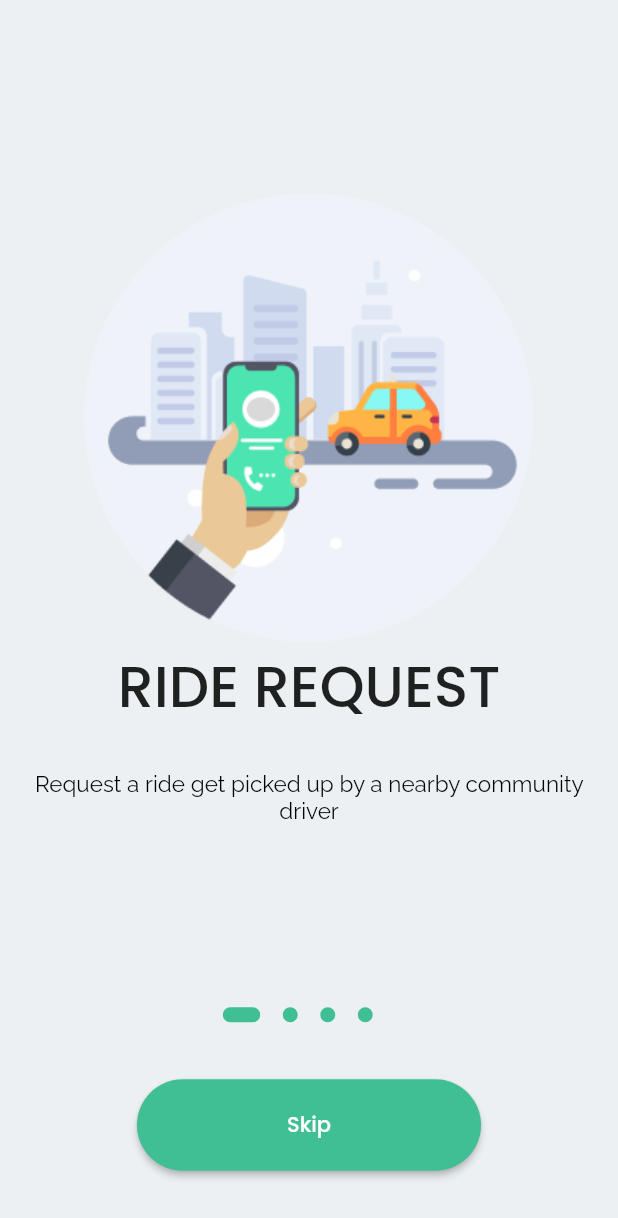
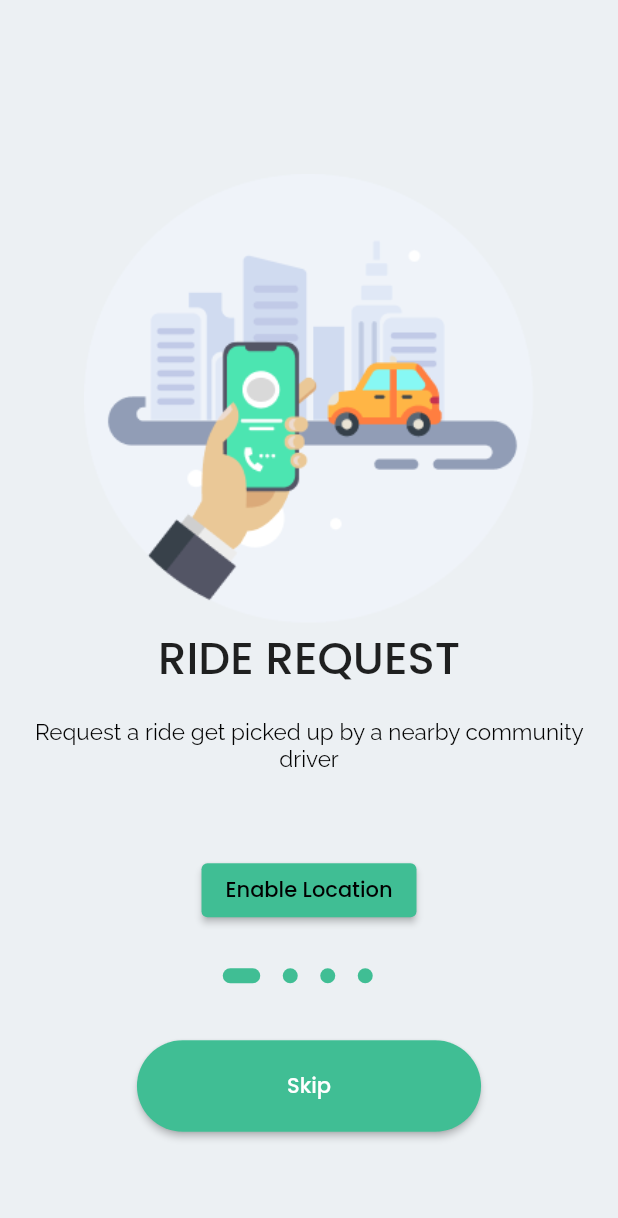
Before and after one commit to abd529/in_driver_app, a Flutter app: the screen it shows after launch, on a phone screen of 412 x 824 dp. Shown: the top 1218 px of the screen. Run offline on Flutter 3.47's test engine with Material 2 defaults, Android fonts, the phone set to English and light mode, and no system bars; our stand-ins replace animated_splash_screen, carousel_slider, cloud_firestore, firebase_auth, firebase_core, flutter_rating_bar and 9 more; missing offline and left inert: flutter_polyline_points; accounts and stored records are empty.

Commit message:
permission

```diff
--- a/lib/main.dart
+++ b/lib/main.dart
@@ -58,7 +58,7 @@ class MyApp extends StatelessWidget {
         routes: {
           AuthHome.idScreen: (context) => const AuthHome(),
           SignupPage.idScreen: (context) => SignupPage(),
-          LoginPage.routeName: (context) =>LoginPage(),
+          LoginPage.routeName: (context) => LoginPage(),
           HomePage.idScreen: (context) => HomePage(),
           ForgitPassword.idScreen: (context) => const ForgitPassword(),
           EmailVerification.idScreen: (context) => const EmailVerification(),
--- a/lib/screens/onboarding_screen.dart
+++ b/lib/screens/onboarding_screen.dart
@@ -2,6 +2,7 @@ import 'package:flutter/material.dart';
 import 'package:google_fonts/google_fonts.dart';
 import 'package:in_driver_app/auth/auth_home.dart';
 import '../models/content_model.dart';
+import 'package:location/location.dart';
 
 class OnboardScreen extends StatefulWidget {
   const OnboardScreen({super.key});
@@ -11,27 +12,90 @@ class OnboardScreen extends StatefulWidget {
 }
 
 class _OnboardScreenState extends State<OnboardScreen> {
+  Location location = Location();
+  bool _serviceEnabled = false;
+  PermissionStatus? _permissionGranted;
+  LocationData? _locationData;
+
+  @override
+  void initState() {
+    super.initState();
+    _checkLocationPermission();
+    _controller = PageController(initialPage: 0);
+  }
+
+  Future<void> _checkLocationPermission() async {
+    _serviceEnabled = await location.serviceEnabled();
+    if (!_serviceEnabled) {
+      _serviceEnabled = await location.requestService();
+      if (!_serviceEnabled) {
+        _showEnableLocationDialog();
+        return;
+      }
+    }
+
+    _permissionGranted = await location.hasPermission();
+    if (_permissionGranted == PermissionStatus.denied ||
+        _permissionGranted == PermissionStatus.deniedForever) {
+      _permissionGranted = await location.requestPermission();
+      if (_permissionGranted != PermissionStatus.granted) {
+        _showEnableLocationDialog();
+        return;
+      }
+    }
+
+    _getLocation();
+  }
+
+  Future<void> _showEnableLocationDialog() async {
+    await showDialog(
+      context: context,
+      builder: (BuildContext context) {
+        return AlertDialog(
+          title: Text('Enable Location'),
+          content: Text('Please enable location services to use the app.'),
+          actions: [
+            TextButton(
+              onPressed: () {
+                Navigator.pop(context);
+                _checkLocationPermission();
+              },
+              child: Text('OK'),
+            ),
+          ],
+        );
+      },
+    );
+  }
+
+  Future<void> _getLocation() async {
+    try {
+      _locationData = await location.getLocation();
+      print('Latitude: ${_locationData?.latitude}');
+      print('Longitude: ${_locationData?.longitude}');
+    } catch (e) {
+      print('Error: $e');
+    }
+  }
+
   int currentIndex = 0;
   late PageController _controller;
   @override
-  void initState() {
-    _controller = PageController(initialPage: 0);
-    super.initState();
-  }
   void dispose() {
     _controller.dispose();
     super.dispose();
   }
+
   @override
   Widget build(BuildContext context) {
     return Scaffold(
-      backgroundColor: const Color.fromRGBO(236,240,243,1),
+      backgroundColor: const Color.fromRGBO(236, 240, 243, 1),
       body: SafeArea(
         child: Column(
           mainAxisAlignment: MainAxisAlignment.center,
           children: [
             Container(
-              height: 600,
+              height: 500,
               child: PageView.builder(
                 controller: _controller,
                 itemCount: contents.length,
@@ -42,7 +106,7 @@ class _OnboardScreenState extends State<OnboardScreen> {
                 },
                 itemBuilder: (_, i) {
                   return Padding(
-                    padding: const EdgeInsets.only(left: 0,right: 0),
+                    padding: const EdgeInsets.only(left: 0, right: 0),
                     child: Column(
                       mainAxisAlignment: MainAxisAlignment.center,
                       children: [
@@ -55,12 +119,14 @@ class _OnboardScreenState extends State<OnboardScreen> {
                           textAlign: TextAlign.center,
                           style: GoogleFonts.poppins(
                             textStyle: const TextStyle(
-                              fontSize: 38,
+                              fontSize: 30,
                               fontWeight: FontWeight.w500,
                             ),
                           ),
                         ),
-                        const SizedBox(height: 20,),
+                        const SizedBox(
+                          height: 10,
+                        ),
                         Padding(
                           padding: const EdgeInsets.all(8.0),
                           child: Text(
@@ -81,7 +147,15 @@ class _OnboardScreenState extends State<OnboardScreen> {
                 },
               ),
             ),
-            const SizedBox(height: 20,),
+            Center(
+              child: ElevatedButton(
+                onPressed: _checkLocationPermission,
+                child: Text('Enable Location'),
+              ),
+            ),
+            const SizedBox(
+              height: 20,
+            ),
             Padding(
               padding: const EdgeInsets.all(8.0),
               child: Row(
@@ -92,17 +166,23 @@ class _OnboardScreenState extends State<OnboardScreen> {
                 ),
               ),
             ),
-            const SizedBox(height: 30,),
+            const SizedBox(
+              height: 30,
+            ),
             ElevatedButton(
-              onPressed: (){
-                Navigator.of(context).pushNamed(AuthHome.idScreen);
-              },
-              style: ElevatedButton.styleFrom(
-                        padding: const EdgeInsets.fromLTRB(100, 20, 100, 20),
-                          shape: RoundedRectangleBorder( //to set border radius to button
-                    borderRadius: BorderRadius.circular(50)
-                              ),),
-              child: const Text("Skip",style: TextStyle(color: Colors.white),))
+                onPressed: () {
+                  Navigator.of(context).pushNamed(AuthHome.idScreen);
+                },
+                style: ElevatedButton.styleFrom(
+                  padding: const EdgeInsets.fromLTRB(100, 20, 100, 20),
+                  shape: RoundedRectangleBorder(
+                      //to set border radius to button
+                      borderRadius: BorderRadius.circular(50)),
+                ),
+                child: const Text(
+                  "Skip",
+                  style: TextStyle(color: Colors.white),
+                ))
           ],
         ),
       ),
```
Also changed, not shown: lib/screens/showcontacts.dart (+79 -0 lines), pubspec.lock.
